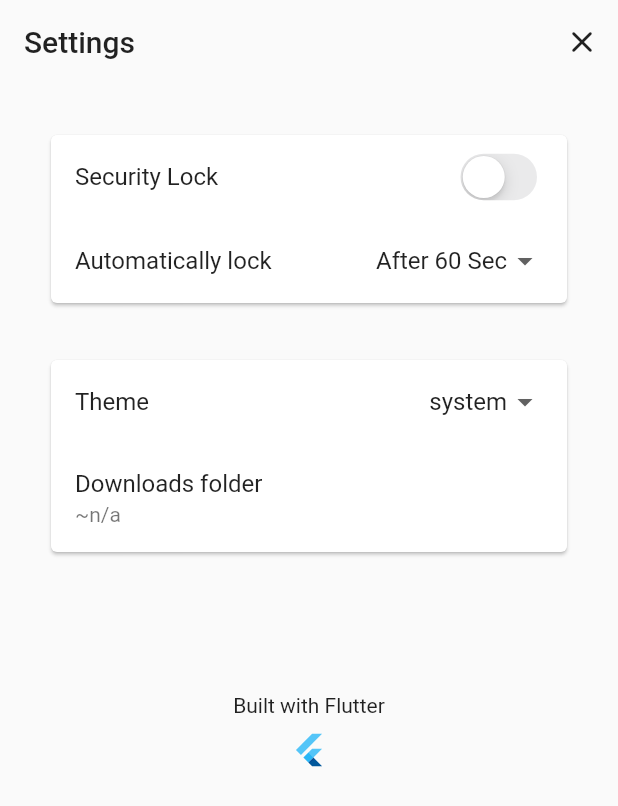
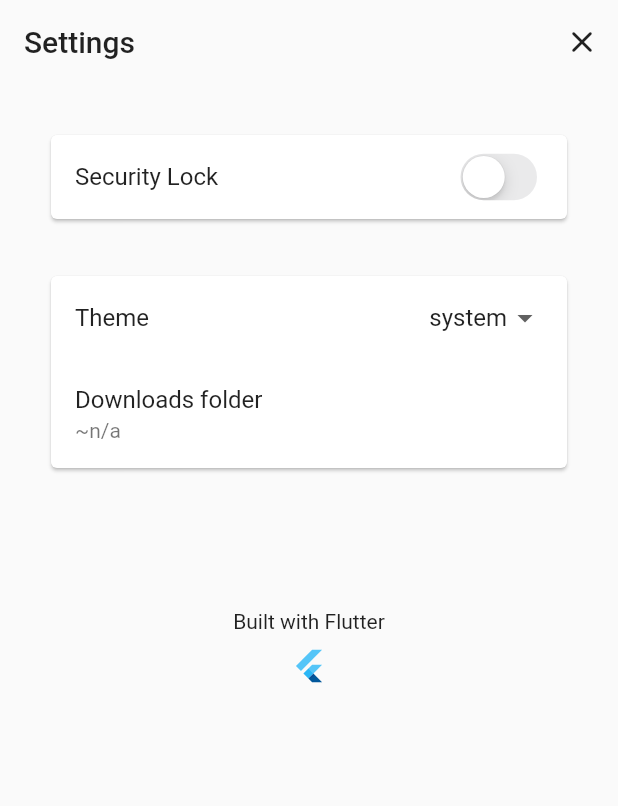
Before and after one commit to shyamexe/media-vault-flutter-bloc, a Flutter app: the Settings screen opened directly, on a phone screen of 412 x 824 dp. Shown: the top 806 px of the screen. Run offline on Flutter 3.47's test engine with Material 2 defaults, Android fonts, the light colour scheme and no system bars; our stand-ins replace bloc, equatable, file_picker, flutter_bloc, flutter_local_notifications, get_storage and 8 more; missing offline and left inert: animated_fab_button_menu, app_settings, saf; accounts and stored records are empty; statements that could not run were skipped.

Commit message:
updates on screen locking

```diff
--- a/lib/modules/common/logic/bio_auth_bloc/bio_auth_bloc.dart
+++ b/lib/modules/common/logic/bio_auth_bloc/bio_auth_bloc.dart
@@ -33,9 +33,9 @@ class BioAuthBloc extends Bloc<BioAuthEvent, BioAuthState> {
 
   _resumeBio(ResumedBioAuthEvent event, Emitter<BioAuthState> emit) async {
     if (state is BioAuthSuspended) {
-
+      print('------- ${DateTime.now().difference((state as BioAuthSuspended).time).inSeconds.abs()} ');
     if ( DateTime.now().difference((state as BioAuthSuspended).time).inSeconds.abs() >=
-            60) {
+            Storagebox().getLockTime()) {
       try {
         emit(BioAuthLoading());
         final LocalAuthentication auth = LocalAuthentication();
--- a/lib/modules/common/screens/settings.dart
+++ b/lib/modules/common/screens/settings.dart
@@ -39,6 +39,8 @@ class Settings extends StatelessWidget {
             return Column(
               children: [
                 Card(
+                  child: AnimatedContainer(
+                    duration: const Duration(milliseconds: 500),
                     child: Column(
                       children: [
                         ListTile(
@@ -52,18 +54,18 @@ class Settings extends StatelessWidget {
                             },
                           ),
                         ),
-                      ListTile(
+                        if(pathState.isLockEnabled)ListTile(
 
                           title: const Text('Automatically lock'),
                           trailing: DropdownButton(
                             underline: const SizedBox(),
                             value: pathState.lockTime,
-                          items: [10, 30, 60, 80]
+                            items: [3,30, 60, 80]
                                 .map<DropdownMenuItem>(
                                   (e) => DropdownMenuItem(
                                     value: e,
                                     child: Text(
-                                    'After $e Sec',
+                                     e==3?'Immediately': 'After $e Sec',
                                     ),
                                   ),
                                 )
@@ -74,6 +76,7 @@ class Settings extends StatelessWidget {
                           ),
                         )
                       ],
+                    ),
                   ),
                 ),
                 const SizedBox(
```
Lines whose indentation alone changed are shown as unchanged.
